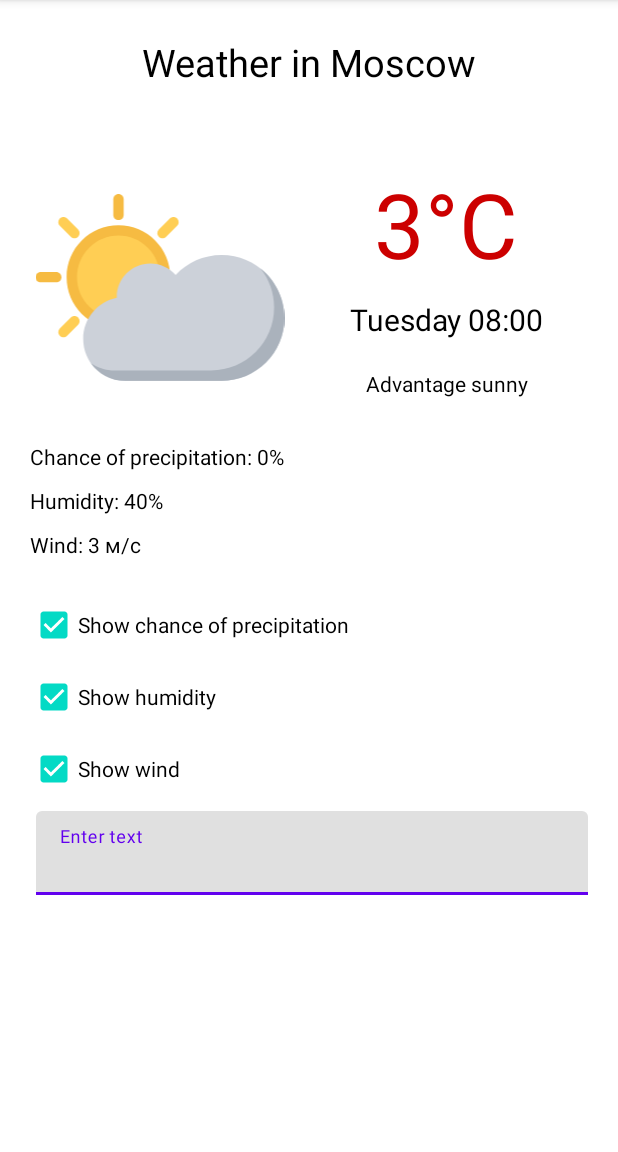
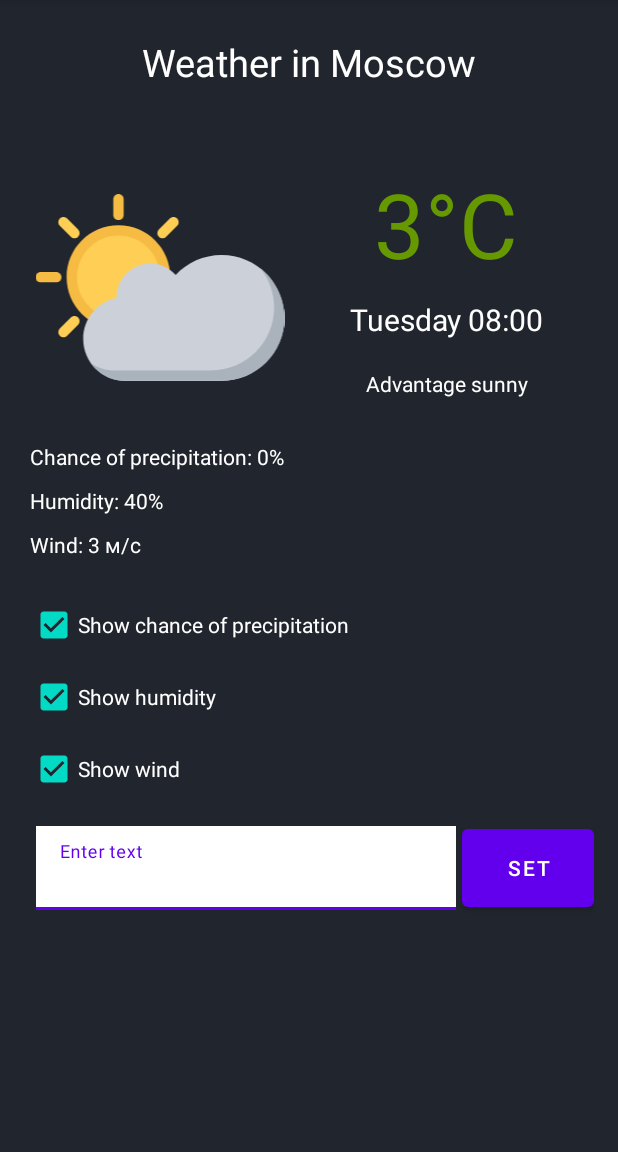
Before and after one commit to Ivan7771998/WeatherAppGeekBrains, an Android app: the screen it shows after launch (MainActivity), after a tap on "SEARCH", on a phone screen of 412 x 824 dp, the part 84-1236 px from its top. Run offline under Robolectric (Android 15) with nearby library versions, the phone set to English and light mode, and no system bars; our stand-ins replace ButterKnife.

Commit message:
finish homework3

```diff
--- a/app/src/main/java/com/example/weatherappgeekbrains/MainActivity.java
+++ b/app/src/main/java/com/example/weatherappgeekbrains/MainActivity.java
@@ -7,8 +7,12 @@ import android.os.Bundle;
 import android.util.Log;
 import android.view.View;
 import android.widget.CheckBox;
+import android.widget.EditText;
 import android.widget.TextView;
 import android.widget.Toast;
+
+import com.google.android.material.button.MaterialButton;
+
 import butterknife.BindView;
 import butterknife.ButterKnife;
 
@@ -28,6 +32,14 @@ public class MainActivity extends AppCompatActivity {
     TextView textHumidity;
     @BindView(R.id.textWind)
     TextView textWind;
+    @BindView(R.id.severalText)
+    EditText severalText;
+    @BindView(R.id.textViewCheck)
+    TextView textViewCheck;
+    @BindView(R.id.setButtonText)
+    MaterialButton setButtonText;
+
+
     private MainPresenter presenter;
 
     @Override
@@ -36,54 +48,43 @@ public class MainActivity extends AppCompatActivity {
         super.onCreate(savedInstanceState);
         setContentView(R.layout.activity_main);
         ButterKnife.bind(this);
-        presenter= MainPresenter.getInstance();
+        presenter = MainPresenter.getInstance();
         initWorkViewCheckBox();
     }
 
     private void initWorkViewCheckBox() {
-        showPrecipitation.setVisibility(presenter.getShowPrecipitation());
-        showHumidity.setVisibility(presenter.getShowHumidity());
-        showWind.setVisibility(presenter.getShowWind());
-        checkShowPrecipitation(showPrecipitation.isChecked());
-        checkShowHumidity(showHumidity.isChecked());
-        checkShowWind(showWind.isChecked());
-
+        textViewCheck.setVisibility(presenter.getShowCheckView());
+        textViewCheck.setText(presenter.getTextCheckView());
         showPrecipitation.setOnCheckedChangeListener((buttonView, isChecked) -> {
-            checkShowPrecipitation(isChecked);
+            checkVisibility(textPrecipitation, isChecked);
         });
 
         showHumidity.setOnCheckedChangeListener((buttonView, isChecked) -> {
-            checkShowHumidity(isChecked);
+            checkVisibility(textHumidity, isChecked);
         });
 
         showWind.setOnCheckedChangeListener((buttonView, isChecked) -> {
-            checkShowWind(isChecked);
+            checkVisibility(textWind, isChecked);
+        });
+
+        setButtonText.setOnClickListener(v -> {
+            if(!"".contentEquals(severalText.getText())){
+                presenter.setShowCheckView(View.VISIBLE);
+                presenter.setTextCheckView(severalText.getText().toString());
+                textViewCheck.setVisibility(presenter.getShowCheckView());
+                textViewCheck.setText(presenter.getTextCheckView());
+            }
         });
     }
 
-    private void checkShowPrecipitation(boolean isChecked){
+    private void checkVisibility(TextView text, boolean isChecked) {
         if (isChecked) {
-            textHumidity.setVisibility(View.VISIBLE);
+            text.setVisibility(View.VISIBLE);
         } else {
-            textHumidity.setVisibility(View.GONE);
+            text.setVisibility(View.GONE);
         }
     }
 
-    private void checkShowHumidity(boolean isChecked){
-        if (isChecked) {
-            textPrecipitation.setVisibility(View.VISIBLE);
-        } else {
-            textPrecipitation.setVisibility(View.GONE);
-        }
-    }
-
-    private void checkShowWind(boolean isChecked){
-        if (isChecked) {
-            textWind.setVisibility(View.VISIBLE);
-        } else {
-            textWind.setVisibility(View.GONE);
-        }
-    }
 
     @Override
     protected void onStart() {
--- a/app/src/main/java/com/example/weatherappgeekbrains/MainPresenter.java
+++ b/app/src/main/java/com/example/weatherappgeekbrains/MainPresenter.java
@@ -7,41 +7,33 @@ public final class MainPresenter {
     private static MainPresenter instance = null;
     private static final Object syncObj = new Object();
 
-    private int showPrecipitation;
-    private int showHumidity;
-    private int showWind;
+
+    private int showCheckView;
+    private String textCheckView;
 
     private MainPresenter() {
-        showPrecipitation = View.VISIBLE;
-        showHumidity = View.VISIBLE;
-        showWind = View.VISIBLE;
+        showCheckView = View.GONE;
+        textCheckView = "";
     }
 
-    public int getShowPrecipitation() {
-        return showPrecipitation;
+    public int getShowCheckView() {
+        return showCheckView;
     }
 
-    public void setShowPrecipitation(int showPrecipitation) {
-        this.showPrecipitation = showPrecipitation;
+    public void setShowCheckView(int showCheckView) {
+        this.showCheckView = showCheckView;
     }
 
-    public int getShowHumidity() {
-        return showHumidity;
+    public String getTextCheckView() {
+        return textCheckView;
     }
 
-    public void setShowHumidity(int showHumidity) {
-        this.showHumidity = showHumidity;
+    public void setTextCheckView(String textCheckView) {
+        this.textCheckView = textCheckView;
     }
 
-    public int getShowWind() {
-        return showWind;
-    }
 
-    public void setShowWind(int showWind) {
-        this.showWind = showWind;
-    }
-
-    public static MainPresenter getInstance() {
+    static MainPresenter getInstance() {
         synchronized (syncObj) {
             if (instance == null) {
                 instance = new MainPresenter();
--- /dev/null
+++ b/app/src/main/res/drawable/background_text_view.xml
@@ -0,0 +1,14 @@
+<?xml version="1.0" encoding="utf-8"?>
+<selector
+    xmlns:android="http://schemas.android.com/apk/res/android">
+    <item>
+        <shape>
+            <solid android:color="@android:color/holo_green_dark"/>
+            <corners
+                android:bottomLeftRadius="0.1dp"
+                android:bottomRightRadius="17dip"
+                android:topRightRadius="0.1dip"
+                android:topLeftRadius="17dp"/>
+        </shape>
+    </item>
+</selector>
--- a/app/src/main/res/layout/activity_main.xml
+++ b/app/src/main/res/layout/activity_main.xml
@@ -3,6 +3,7 @@
     xmlns:app="http://schemas.android.com/apk/res-auto"
     xmlns:tools="http://schemas.android.com/tools"
     android:layout_width="match_parent"
+    android:background="#21252D"
     android:layout_height="match_parent">
 
     <androidx.constraintlayout.widget.ConstraintLayout
@@ -17,7 +18,7 @@
             android:layout_marginTop="24dp"
             android:gravity="center"
             android:text="@string/title_weather"
-            android:textColor="@android:color/black"
+            android:textColor="@android:color/white"
             android:textSize="@dimen/size_title_weather"
             app:layout_constraintEnd_toEndOf="parent"
             app:layout_constraintStart_toStartOf="parent"
@@ -39,7 +40,7 @@
             android:layout_height="wrap_content"
             android:layout_marginTop="10dp"
             android:text="@string/text_day_time_now"
-            android:textColor="@android:color/black"
+            android:textColor="@android:color/white"
             android:textSize="20sp"
             app:layout_constraintEnd_toEndOf="@+id/textTemperature"
             app:layout_constraintStart_toStartOf="@+id/textTemperature"
@@ -51,7 +52,7 @@
             android:layout_height="wrap_content"
             android:layout_marginTop="10dp"
             android:text="@string/text_status_weather"
-            android:textColor="@android:color/black"
+            android:textColor="@android:color/white"
             app:layout_constraintBottom_toBottomOf="@+id/imageWeather"
             app:layout_constraintEnd_toEndOf="@+id/textDayTimeNow"
             app:layout_constraintStart_toStartOf="@+id/textDayTimeNow"
@@ -65,7 +66,7 @@
             android:layout_marginEnd="20dp"
             android:gravity="center"
             android:text="@string/text_temperature"
-            android:textColor="@android:color/holo_red_dark"
+            android:textColor="@android:color/holo_green_dark"
             android:textSize="60sp"
             app:layout_constraintEnd_toEndOf="parent"
             app:layout_constraintStart_toEndOf="@+id/imageWeather"
@@ -73,13 +74,13 @@
 
         <TextView
             android:id="@+id/textPrecipitation"
-            android:visibility="visible"
             android:layout_width="0dp"
             android:layout_height="wrap_content"
             android:layout_marginTop="20dp"
             android:layout_marginEnd="16dp"
             android:text="@string/text_precipitation"
-            android:textColor="@android:color/black"
+            android:textColor="@android:color/white"
+            android:visibility="visible"
             app:layout_constraintEnd_toEndOf="parent"
             app:layout_constraintStart_toStartOf="@+id/imageWeather"
             app:layout_constraintTop_toBottomOf="@+id/imageWeather" />
@@ -92,7 +93,7 @@
             android:layout_marginTop="10dp"
             android:layout_marginEnd="16dp"
             android:text="@string/humidity"
-            android:textColor="@android:color/black"
+            android:textColor="@android:color/white"
             android:visibility="visible"
             app:layout_constraintEnd_toEndOf="parent"
             app:layout_constraintStart_toStartOf="parent"
@@ -106,7 +107,7 @@
             android:layout_marginTop="10dp"
             android:layout_marginEnd="16dp"
             android:text="@string/text_wind"
-            android:textColor="@android:color/black"
+            android:textColor="@android:color/white"
             android:visibility="visible"
             app:layout_constraintEnd_toEndOf="parent"
             app:layout_constraintStart_toStartOf="parent"
@@ -133,7 +134,7 @@
                 android:layout_height="wrap_content"
                 android:checked="true"
                 android:text="@string/show_chance_of_precipitation"
-                android:textColor="@android:color/black" />
+                android:textColor="@android:color/white" />
 
             <CheckBox
                 android:id="@+id/showHumidity"
@@ -141,7 +142,7 @@
                 android:layout_height="wrap_content"
                 android:checked="true"
                 android:text="@string/show_humidity"
-                android:textColor="@android:color/black" />
+                android:textColor="@android:color/white" />
 
             <CheckBox
                 android:id="@+id/showWind"
@@ -149,20 +150,50 @@
                 android:layout_height="wrap_content"
                 android:checked="true"
                 android:text="@string/show_wind"
-                android:textColor="@android:color/black" />
+                android:textColor="@android:color/white" />
+
+            <TextView
+                android:id="@+id/textViewCheck"
+                android:layout_width="match_parent"
+                android:layout_height="40dp"
+                android:layout_marginTop="10dp"
+                android:gravity="center"
+                android:textColor="@android:color/white"
+                android:textSize="18sp"
+                android:background="@drawable/background_text_view"
+                android:visibility="visible"
+                tools:text="Проверка сохранения" />
+
+            <LinearLayout
+                android:layout_width="match_parent"
+                android:layout_height="wrap_content"
+                android:layout_marginTop="10dp"
+                android:orientation="horizontal">
+
 
                 <com.google.android.material.textfield.TextInputLayout
                     android:id="@+id/severalTextInput"
-                android:layout_width="match_parent"
+                    android:layout_width="0dp"
                     android:layout_height="wrap_content"
                     android:layout_margin="4dp"
+                    android:layout_weight="2"
+                    android:background="@android:color/white"
                     android:hint="@string/shr_hint_password">
 
                     <com.google.android.material.textfield.TextInputEditText
                         android:id="@+id/severalText"
                         android:layout_width="match_parent"
-                    android:layout_height="wrap_content" />
+                        android:layout_height="wrap_content"
+                        android:background="@android:color/white" />
                 </com.google.android.material.textfield.TextInputLayout>
+
+                <com.google.android.material.button.MaterialButton
+                    android:id="@+id/setButtonText"
+                    android:layout_width="wrap_content"
+                    android:layout_height="match_parent"
+                    android:layout_gravity="center_vertical"
+                    android:text="@string/title_btn_set_text" />
+            </LinearLayout>
 
         </LinearLayout>
 
--- a/app/src/main/res/layout/activity_select_city.xml
+++ b/app/src/main/res/layout/activity_select_city.xml
@@ -4,6 +4,7 @@
     xmlns:tools="http://schemas.android.com/tools"
     android:layout_width="match_parent"
     android:layout_height="match_parent"
+    android:background="#21252D"
     tools:context=".SelectCityActivity">
 
     <com.google.android.material.textfield.TextInputLayout
@@ -11,21 +12,29 @@
         android:layout_width="0dp"
         android:layout_height="wrap_content"
         android:layout_margin="4dp"
+        android:layout_marginStart="10dp"
+        android:paddingStart="10dp"
+        android:layout_marginEnd="5dp"
         android:hint="@string/inputCity"
+        app:layout_constraintBottom_toBottomOf="parent"
         app:layout_constraintEnd_toStartOf="@+id/materialButton"
+        app:layout_constraintHorizontal_bias="1.0"
         app:layout_constraintStart_toStartOf="parent"
-        app:layout_constraintTop_toTopOf="parent">
+        app:layout_constraintTop_toTopOf="parent"
+        tools:ignore="RtlSymmetry">
 
         <com.google.android.material.textfield.TextInputEditText
             android:id="@+id/severalText"
             android:layout_width="match_parent"
-            android:layout_height="wrap_content" />
+            android:layout_height="wrap_content"
+            android:background="@android:color/white" />
     </com.google.android.material.textfield.TextInputLayout>
 
     <com.google.android.material.button.MaterialButton
         android:id="@+id/materialButton"
-        android:layout_width="wrap_content"
-        android:layout_height="wrap_content"
+        android:layout_width="0dp"
+        android:layout_height="73dp"
+        android:layout_marginEnd="10dp"
         android:text="@string/btn_search"
         app:layout_constraintBottom_toBottomOf="@+id/cityTextInput"
         app:layout_constraintEnd_toEndOf="parent"
--- a/app/src/main/res/values/strings.xml
+++ b/app/src/main/res/values/strings.xml
@@ -13,4 +13,5 @@
     <string name="shr_hint_password">Enter text</string>
     <string name="btn_search">Search</string>
     <string name="inputCity">"Input city"</string>
+    <string name="title_btn_set_text">Set</string>
 </resources>
```
Also changed, not shown: 1 other file. Lines whose indentation alone changed are shown as unchanged.
